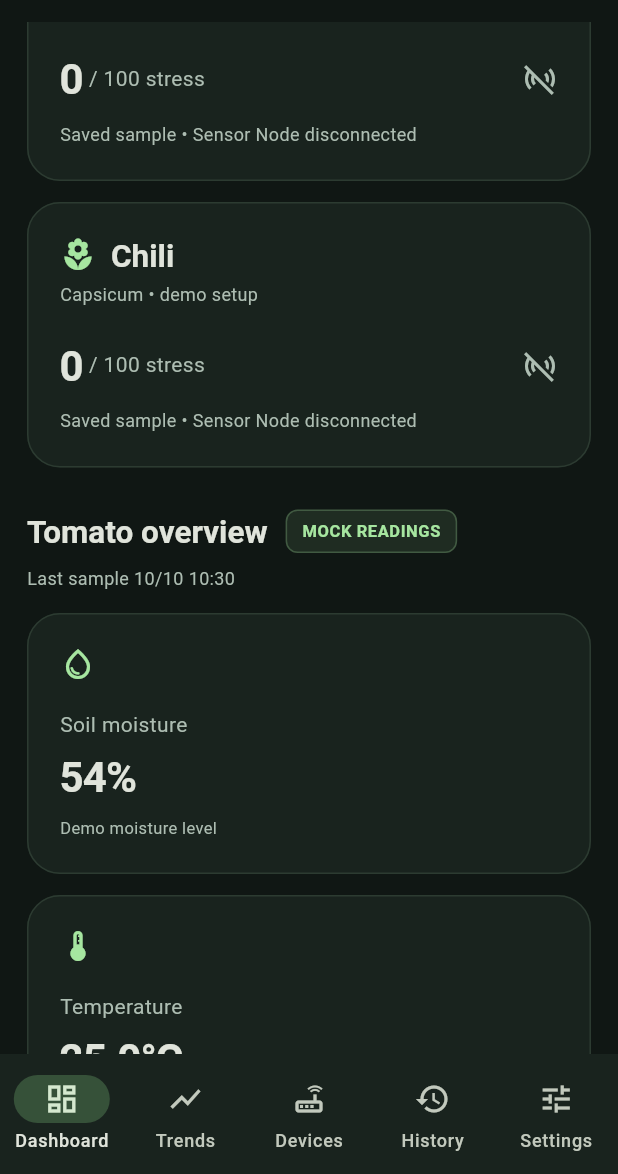
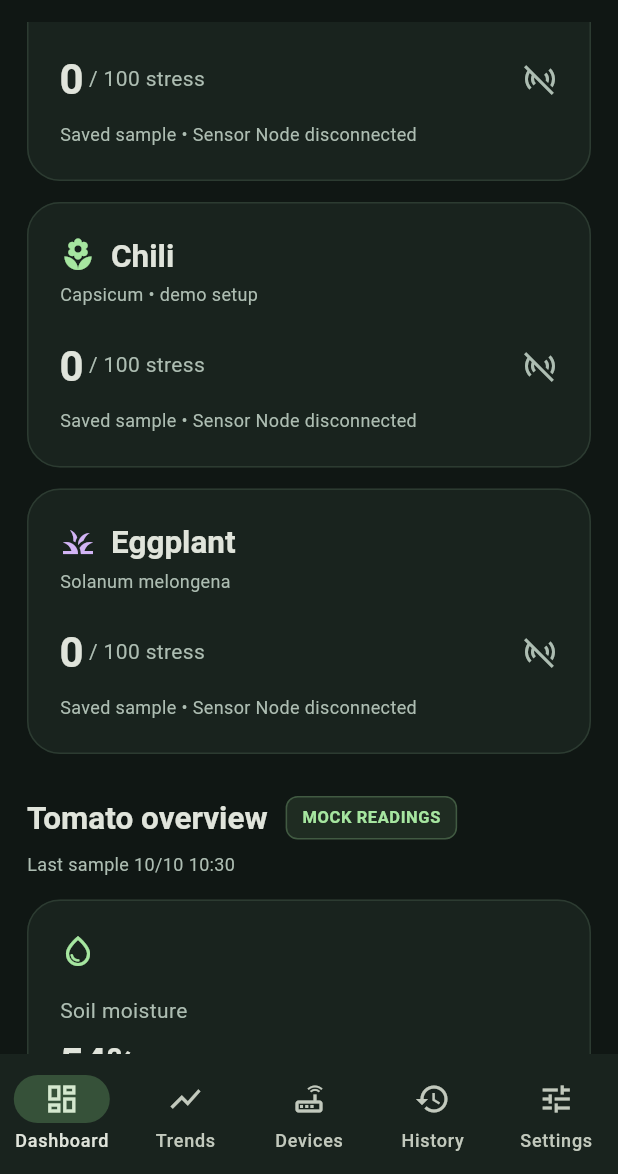
Before and after one commit to monolelymu/Agrisense, a Flutter app: the screen it shows after launch, scrolled down 576 dp, on a phone screen of 412 x 824 dp, the part 62-1236 px from its top. Run offline on Flutter 3.47's test engine with Material 3 defaults, Android fonts, the phone set to English and light mode, and no system bars; our stand-ins replace fl_chart, hive_ce, hive_ce_flutter; accounts and stored records are empty.

Commit message:
feat: add Eggplant mock crop setup

```diff
--- a/agrisense/lib/data/mock_repositories.dart
+++ b/agrisense/lib/data/mock_repositories.dart
@@ -74,10 +74,16 @@ class MockDiagnosisRepository implements DiagnosisRepository {
       id: '${crop.name}-diagnosis-${now.microsecondsSinceEpoch}',
       crop: crop,
       timestamp: now,
-      label: crop == Crop.tomato
-          ? 'Early blight • sample result'
-          : 'Leaf curl • sample result',
-      confidence: crop == Crop.tomato ? 0.92 : 0.87,
+      label: switch (crop) {
+        Crop.tomato => 'Early blight • sample result',
+        Crop.chili => 'Leaf curl • sample result',
+        Crop.eggplant => 'Leaf Spot • sample result',
+      },
+      confidence: switch (crop) {
+        Crop.tomato => 0.92,
+        Crop.chili => 0.87,
+        Crop.eggplant => 0.89,
+      },
       treatment:
           'Illustrative care information only. Inspect the plant and document changes in its leaves. A qualified grower or plant specialist should confirm the cause before treatment. This demo has not analyzed the image.',
     );
--- a/agrisense/lib/data/models.dart
+++ b/agrisense/lib/data/models.dart
@@ -1,9 +1,16 @@
-enum Crop { tomato, chili }
+enum Crop { tomato, chili, eggplant }
 
 extension CropLabel on Crop {
-  String get label => this == Crop.tomato ? 'Tomato' : 'Chili';
-  String get subtitle =>
-      this == Crop.tomato ? 'Solanum lycopersicum' : 'Capsicum • demo setup';
+  String get label => switch (this) {
+    Crop.tomato => 'Tomato',
+    Crop.chili => 'Chili',
+    Crop.eggplant => 'Eggplant',
+  };
+  String get subtitle => switch (this) {
+    Crop.tomato => 'Solanum lycopersicum',
+    Crop.chili => 'Capsicum • demo setup',
+    Crop.eggplant => 'Solanum melongena',
+  };
 }
 
 enum NodeKind { sensor, vision }
--- a/agrisense/lib/features/monitoring/dashboard_screen.dart
+++ b/agrisense/lib/features/monitoring/dashboard_screen.dart
@@ -55,7 +55,7 @@ class DashboardScreen extends StatelessWidget {
                   ),
                   const SizedBox(height: 10),
                   const Text(
-                    'Two crops. A guided preview of connected growing.',
+                    'Three crops. A guided preview of connected growing.',
                     style: TextStyle(color: Color(0xFFD0DECF), fontSize: 12),
                   ),
                 ],
@@ -72,7 +72,7 @@ class DashboardScreen extends StatelessWidget {
                 style: Theme.of(context).textTheme.titleLarge,
               ),
             ),
-            const Tag('2 SIMULATED'),
+            Tag('${Crop.values.length} SIMULATED'),
           ],
         ),
         const SizedBox(height: 14),
@@ -90,12 +90,16 @@ class DashboardScreen extends StatelessWidget {
                       Row(
                         children: [
                           Icon(
-                            item == Crop.tomato
-                                ? Icons.eco
-                                : Icons.local_florist,
-                            color: item == Crop.tomato
-                                ? const Color(0xFFF09980)
-                                : accent,
+                            switch (item) {
+                              Crop.tomato => Icons.eco,
+                              Crop.chili => Icons.local_florist,
+                              Crop.eggplant => Icons.grass,
+                            },
+                            color: switch (item) {
+                              Crop.tomato => const Color(0xFFF09980),
+                              Crop.chili => accent,
+                              Crop.eggplant => const Color(0xFFD2B4F5),
+                            },
                           ),
                           const SizedBox(width: 10),
                           Text(
--- a/agrisense/lib/features/settings/settings_screen.dart
+++ b/agrisense/lib/features/settings/settings_screen.dart
@@ -134,7 +134,7 @@ class _SettingsScreenState extends State<SettingsScreen> {
                   contentPadding: EdgeInsets.zero,
                   title: const Text('Display temperatures in Fahrenheit'),
                   subtitle: const Text(
-                    'Applies to both crops. Stored readings stay in Celsius.',
+                    'Applies to all crops. Stored readings stay in Celsius.',
                   ),
                   value: fahrenheit,
                   onChanged: (v) => setState(() => fahrenheit = v),
@@ -201,9 +201,9 @@ class _SettingsScreenState extends State<SettingsScreen> {
                         final confirmed = await showDialog<bool>(
                           context: context,
                           builder: (context) => AlertDialog(
-                            title: const Text('Reset both demo setups?'),
+                            title: const Text('Reset all demo setups?'),
                             content: const Text(
-                              'This removes saved scans, alerts, readings, and preferences for both crops. Seven days of sample readings will be restored and simulated nodes disconnected.',
+                              'This removes saved scans, alerts, readings, and preferences for all crops. Seven days of sample readings will be restored and simulated nodes disconnected.',
                             ),
                             actions: [
                               TextButton(
@@ -230,7 +230,7 @@ class _SettingsScreenState extends State<SettingsScreen> {
         ),
         const SizedBox(height: 20),
         const Text(
-          'AgriSense • Mock prototype\nTomato & Chili / Browser & Android\nReal BLE, Wi-Fi, and TFLite are not connected.',
+          'AgriSense • Mock prototype\nTomato, Chili & Eggplant / Browser & Android\nReal BLE, Wi-Fi, and TFLite are not connected.',
           style: TextStyle(color: muted, fontSize: 12),
         ),
       ],
```
Also changed, not shown: agrisense/lib/core/widgets.dart (+10 -14 lines), 5 other files.
